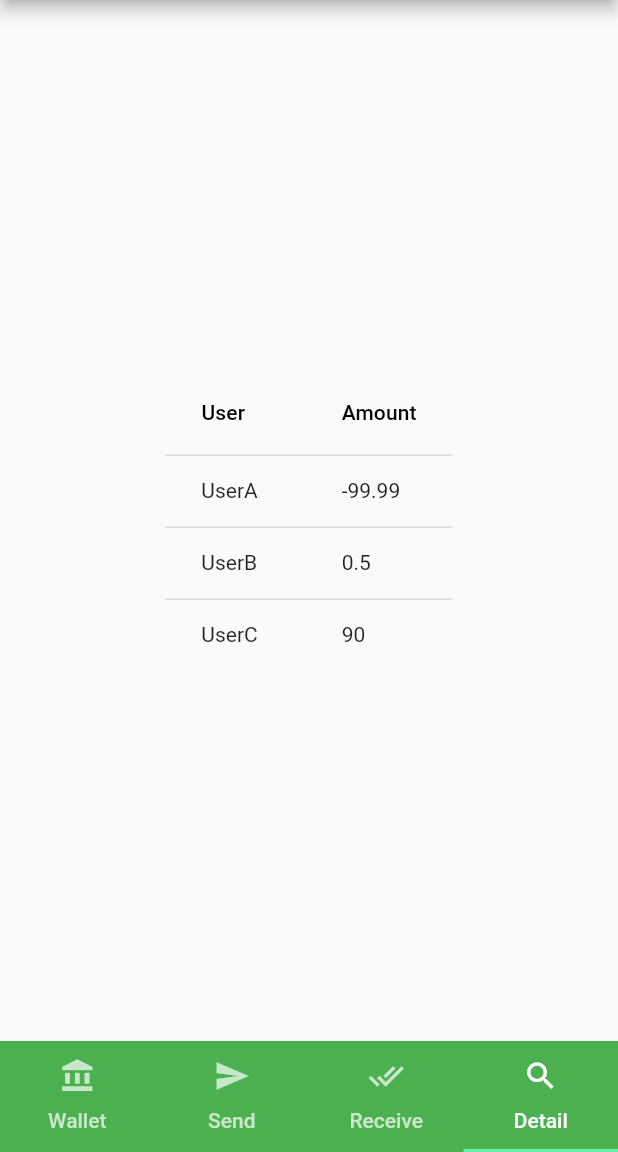
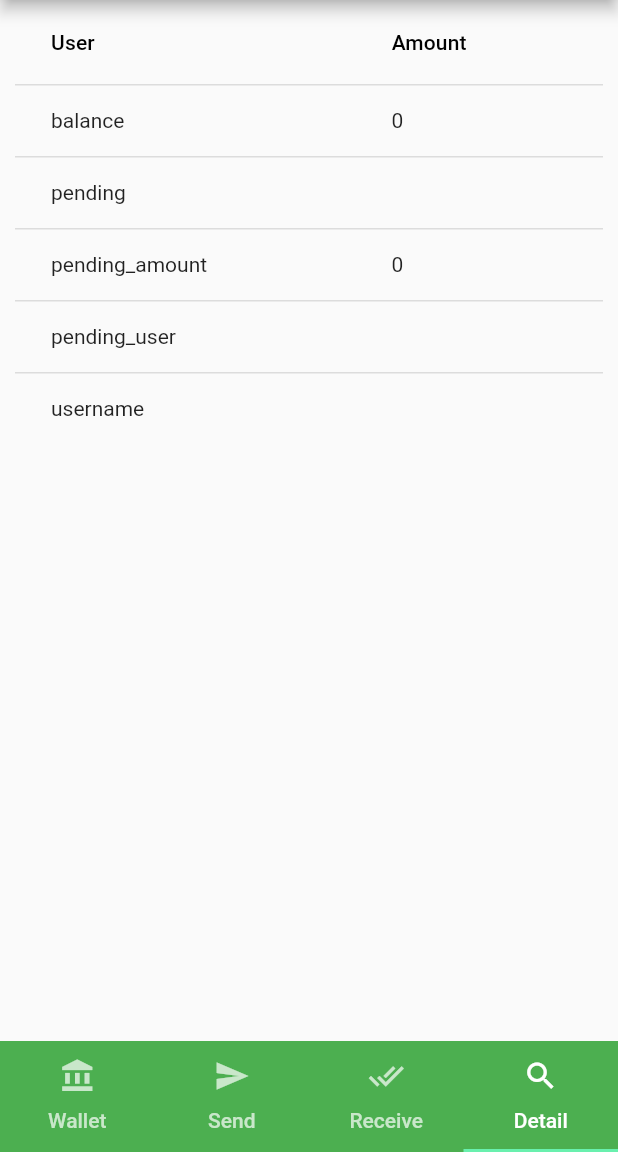
Before and after one commit to CicadaCinema/debt_app, a Flutter app: the screen it shows once a user with an empty profile is signed in, item 4 of the bottom bar chosen, on a phone screen of 412 x 824 dp, the part 84-1236 px from its top. Run offline on Flutter 3.47's test engine with Material 2 defaults, Android fonts, the phone set to English and light mode, and no system bars; our stand-ins replace cloud_firestore, firebase_auth, firebase_core; accounts and stored records are empty.

Commit message:
Debt table is now functional! Time to make each of the transaction functions add data to this value!

```diff
--- /dev/null
+++ b/lib/detail_menu.dart
@@ -0,0 +1,55 @@
+import 'package:flutter/material.dart';
+import 'package:firebase_auth/firebase_auth.dart';
+import 'package:cloud_firestore/cloud_firestore.dart';
+
+class DetailMenu extends StatefulWidget {
+  @override
+  _DetailMenuState createState() => _DetailMenuState();
+}
+
+class _DetailMenuState extends State<DetailMenu> {
+  Map<String, dynamic> _map = {};
+
+  // keep updating user's debt table
+  void updateTable() async {
+    if (FirebaseAuth.instance.currentUser != null){
+      Stream ownDocumentStream = FirebaseFirestore.instance.collection('users').doc(FirebaseAuth.instance.currentUser.uid).snapshots();
+      ownDocumentStream.listen((var value) {
+        //print("updating");
+        Map<String, dynamic> retrievedData = value.data();
+        _map = retrievedData['debts'];
+        if (mounted) {
+          setState(() {});
+        }
+      });
+    }
+  }
+
+  // launch update function before building
+  @override
+  void initState() {
+    super.initState();
+    updateTable();
+  }
+
+  @override
+  Widget build(BuildContext context) {
+    return SingleChildScrollView(
+      padding: EdgeInsets.symmetric(horizontal: 10, vertical: 0),
+      // not really sure how this returns a nice table from a map
+      // but it does do that quite nicely
+      child: DataTable(
+        columns: const <DataColumn>[
+          DataColumn(label: Text('User')),
+          DataColumn(label: Text('Amount')),
+        ],
+        rows: _map.entries
+            .map((e) => DataRow(cells: [
+          DataCell(Text(e.key.toString())),
+          DataCell(Text(e.value.toString())),
+        ]))
+            .toList(),
+      ),
+    );
+  }
+}
--- a/lib/menu.dart
+++ b/lib/menu.dart
@@ -7,6 +7,7 @@ import 'misc.dart';
 import 'wallet.dart';
 import 'transaction_dispatch.dart';
 import 'transaction_request.dart';
+import 'detail_menu.dart';
 
 class MainMenu extends StatefulWidget {
   @override
@@ -15,29 +16,6 @@ class MainMenu extends StatefulWidget {
 
 class _MainMenuState extends State<MainMenu> {
   CollectionReference users = FirebaseFirestore.instance.collection('users');
-
-  Map<String, num> _map = {
-    "UserA": -99.99,
-    "UserB": 0.5,
-    "UserC" : 90,
-  };
-
-  // not really sure how this returns a nice table from a map
-  // but it does do that quite nicely
-  Widget _showTable(Map<String, num> inputMap) {
-    return DataTable(
-      columns: const <DataColumn>[
-        DataColumn(label: Text('User')),
-        DataColumn(label: Text('Amount')),
-      ],
-      rows: inputMap.entries
-          .map((e) => DataRow(cells: [
-        DataCell(Text(e.key.toString())),
-        DataCell(Text(e.value.toString())),
-      ]))
-          .toList(),
-    );
-  }
 
   @override
   Widget build(BuildContext context) {
@@ -66,11 +44,7 @@ class _MainMenuState extends State<MainMenu> {
             Wallet(),
             DispatchScreen(),
             RequestScreen(),
-            Center(
-                child: SingleChildScrollView(
-                  child: _showTable(_map),
-                )
-            ),
+            DetailMenu(),
           ],
         ),
       ),
```
